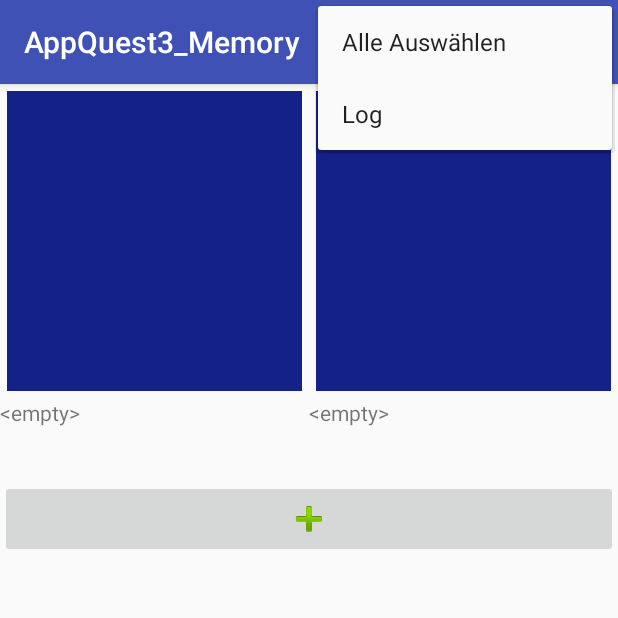
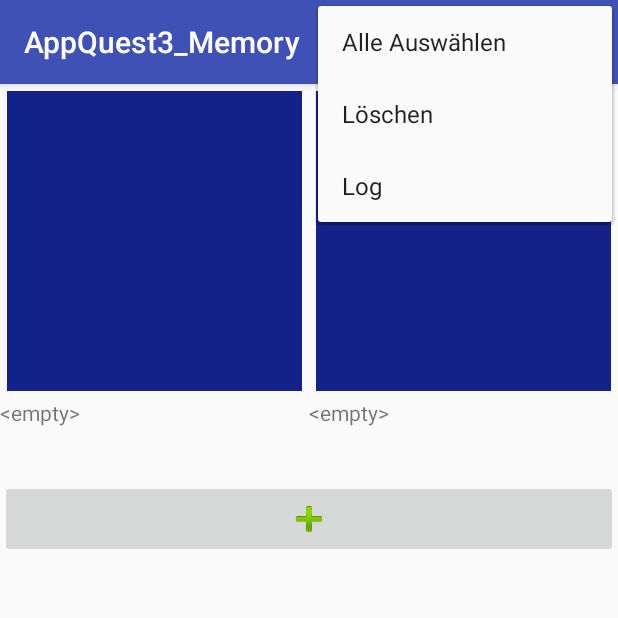
Before and after one commit to RaphaelHaenni/AppQuestIndianaPhones, an Android app: the screen it shows after launch (MainActivity), with the options menu open, on a phone screen of 412 x 824 dp, the top half of it. Run offline under Robolectric (Android 15) with nearby library versions, the phone set to English and light mode, and no system bars; libraries missing offline, so code that uses them is left out: com.google.zxing.client, com.google.zxing.integration.

Commit message:
Image Saving implemented

```diff
--- a/App3/AppQuest3_Memory/app/src/main/AndroidManifest.xml
+++ b/App3/AppQuest3_Memory/app/src/main/AndroidManifest.xml
@@ -20,5 +20,7 @@
         <activity android:name=".CameraIntent"
             android:screenOrientation="portrait"/>
     </application>
+    <uses-permission android:name="android.permission.WRITE_EXTERNAL_STORAGE" />
+    <uses-permission android:name="android.permission.READ_EXTERNAL_STORAGE" />
 
 </manifest>
--- a/App3/AppQuest3_Memory/app/src/main/java/ch/appquest/indiana_phones/appquest3_memory/ImageText.java
+++ b/App3/AppQuest3_Memory/app/src/main/java/ch/appquest/indiana_phones/appquest3_memory/ImageText.java
@@ -19,6 +19,11 @@ public class ImageText {
         this.text = textView;
     }
 
+    public ImageText()
+    {
+
+    }
+
     public ImageView getImgView()
     {
         return this.img;
--- a/App3/AppQuest3_Memory/app/src/main/java/ch/appquest/indiana_phones/appquest3_memory/MainActivity.java
+++ b/App3/AppQuest3_Memory/app/src/main/java/ch/appquest/indiana_phones/appquest3_memory/MainActivity.java
@@ -1,5 +1,6 @@
 package ch.appquest.indiana_phones.appquest3_memory;
 
+import android.Manifest;
 import android.app.AlertDialog;
 import android.content.DialogInterface;
 import android.content.Intent;
@@ -8,6 +9,9 @@ import android.graphics.Bitmap;
 import android.graphics.BitmapFactory;
 import android.graphics.Color;
 import android.graphics.drawable.ColorDrawable;
+import android.net.Uri;
+import android.os.Environment;
+import android.support.v4.app.ActivityCompat;
 import android.support.v7.app.AppCompatActivity;
 import android.os.Bundle;
 import android.util.Log;
@@ -16,6 +20,7 @@ import android.view.Menu;
 import android.view.MenuItem;
 import android.view.View;
 import android.view.ViewGroup;
+import android.view.ViewManager;
 import android.widget.ImageButton;
 import android.widget.ImageView;
 import android.widget.ScrollView;
@@ -32,8 +37,12 @@ import org.json.JSONArray;
 import org.json.JSONException;
 import org.json.JSONObject;
 
+import java.io.File;
+import java.io.FileOutputStream;
+import java.text.SimpleDateFormat;
 import java.util.ArrayList;
 import java.util.Arrays;
+import java.util.Date;
 import java.util.List;
 import java.util.Random;
 
@@ -47,6 +56,7 @@ public class MainActivity extends AppCompatActivity {
     private ImageButton addButton;
     private ImageView currentImgView;
     private TextView currentTxtView;
+    private int currentId;
 
     /*private TextView text1;
     private TextView text2;*/
@@ -78,6 +88,7 @@ public class MainActivity extends AppCompatActivity {
                     if (it.getId() == (int)((ImageView) v).getTag())
                     {
                         currentTxtView = it.getTextView();
+                        currentId = it.getId();
                     }
                 }
                 takeQrCodePicture();
@@ -184,6 +195,77 @@ public class MainActivity extends AppCompatActivity {
         });
 
         addButton.performClick();
+        ActivityCompat.requestPermissions(MainActivity.this,
+                new String[]{Manifest.permission.WRITE_EXTERNAL_STORAGE},
+                1);
+
+        loadEverything();
+        checkForEmptyRows();
+    }
+
+    private void loadEverything()
+    {
+        try
+        {
+            String path = Environment.getExternalStoragePublicDirectory(Environment.DIRECTORY_PICTURES).getAbsolutePath()+"/appquest_images/memory";
+            File directory = new File(path);
+            File[] files = directory.listFiles();
+            for (int i = 0; i < files.length; i++)
+            {
+                Log.d("Picture", files[i].getName());
+                String absPath = files[i].getAbsolutePath();
+                String fileName = files[i].getName(); // 0_Hochschule.png
+                int id = Integer.parseInt(fileName.split("\\#:CODE:#")[0]); // 0
+                String code = fileName.split("\\#:CODE:#")[1]; // Hochschule.PNG
+                code = code.substring(0, code.length() - 4);
+                Log.d("PicData", id + " - " + code);
+                boolean hasGen = false;
+                while (hasGen == false)
+                {
+                    for (ImageText it : imgTexts)
+                    {
+                        if (it.getId() == id)
+                        {
+                            hasGen = true;
+                            it.getImgView().setImageURI(Uri.fromFile(new File(absPath)));
+                            it.getTextView().setText(code);
+                        }
+                    }
+                    if (hasGen == false)
+                    {
+                        addButton.performClick();
+                    }
+                }
+            }
+        }
+        catch (Exception x)
+        {
+            Log.d("Exceptions", x.getMessage());
+        }
+    }
+
+    private void checkForEmptyRows()
+    {
+        /*int counter = 0;
+        ImageText firstOne = new ImageText();
+        for (ImageText imte : imgTexts)
+        {
+            counter++;
+            if (counter == 1)
+            {
+                firstOne = imte;
+            }
+            else
+            {
+                if (firstOne.getTextView().getText().toString() == imte.getTextView().getText().toString())
+                {
+                    ((ViewManager)imte.getImgView().getParent()).removeView(imte.getImgView());
+                    ((ViewManager)imte.getTextView().getParent()).removeView(imte.getTextView());
+                    ((ViewManager)firstOne.getImgView().getParent()).removeView(firstOne.getImgView());
+                    ((ViewManager)firstOne.getTextView().getParent()).removeView(firstOne.getTextView());
+                }
+            }
+        }*/
     }
 
     public boolean onCreateOptionsMenu(Menu menu) {
@@ -209,8 +291,27 @@ public class MainActivity extends AppCompatActivity {
                 return false;
             }
         });
-        MenuItem menuItem = menu.add("Log");
-        menuItem.setOnMenuItemClickListener(new MenuItem.OnMenuItemClickListener() {
+        MenuItem menuItemDelete = menu.add("Löschen");
+        menuItemDelete.setOnMenuItemClickListener(new MenuItem.OnMenuItemClickListener() {
+
+            @Override
+            public boolean onMenuItemClick(MenuItem item) {
+                for (ImageText imte : imgTexts)
+                {
+                    if (((ColorDrawable)imte.getTextView().getBackground()).getColor() == Color.parseColor("#132189"))
+                    {
+                        String path = Environment.getExternalStoragePublicDirectory(Environment.DIRECTORY_PICTURES).getAbsolutePath() + "/appquest_images/memory/" + imte.getId() + "#:CODE:#" + imte.getTextView().getText() + ".PNG";
+                        File file = new File(path);
+                        file.delete();
+                        ((ViewManager)imte.getImgView().getParent()).removeView(imte.getImgView());
+                        ((ViewManager)imte.getTextView().getParent()).removeView(imte.getTextView());
+                    }
+                }
+                return false;
+            }
+        });
+        MenuItem menuItemLog = menu.add("Log");
+        menuItemLog.setOnMenuItemClickListener(new MenuItem.OnMenuItemClickListener() {
 
             @Override
             public boolean onMenuItemClick(MenuItem item) {
@@ -335,10 +436,15 @@ public class MainActivity extends AppCompatActivity {
                 Bitmap bmp = BitmapFactory.decodeFile(path);
 
                 currentImgView.setImageBitmap(bmp);
+
                 Log.e("PATH", "Path: " + path);
 
                 String code = extras.getString(Intents.Scan.RESULT);
                 Log.e("CODE", "Code: " + code);
+
+                currentTxtView.setText(code);
+
+                SaveImage(bmp, currentId + "#:CODE:#" + code);
             }
             // else continue with any other code you need in the method
         } else {
@@ -346,4 +452,21 @@ public class MainActivity extends AppCompatActivity {
 
         }
     }
+
+    private void SaveImage(Bitmap finalBitmap, String fileName) {
+        String root = Environment.getExternalStoragePublicDirectory(Environment.DIRECTORY_PICTURES).getAbsolutePath(); //Environment.getDataDirectory().getAbsolutePath();
+        File myDir = new File(root + "/appquest_images/memory");
+        myDir.mkdirs();
+        String fname = fileName +".PNG";
+        File file = new File(myDir, fname);
+        try {
+            FileOutputStream out = new FileOutputStream(file);
+            finalBitmap.compress(Bitmap.CompressFormat.JPEG, 90, out);
+            out.flush();
+            out.close();
+
+        } catch (Exception e) {
+            e.printStackTrace();
+        }
+    }
 }
```
